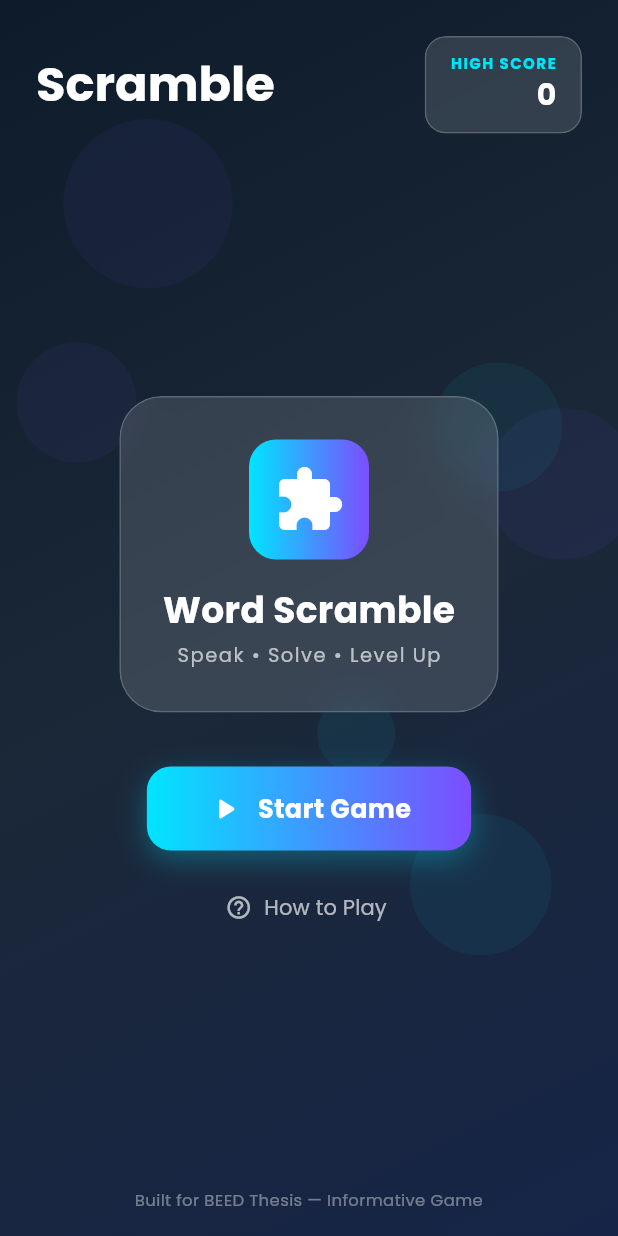
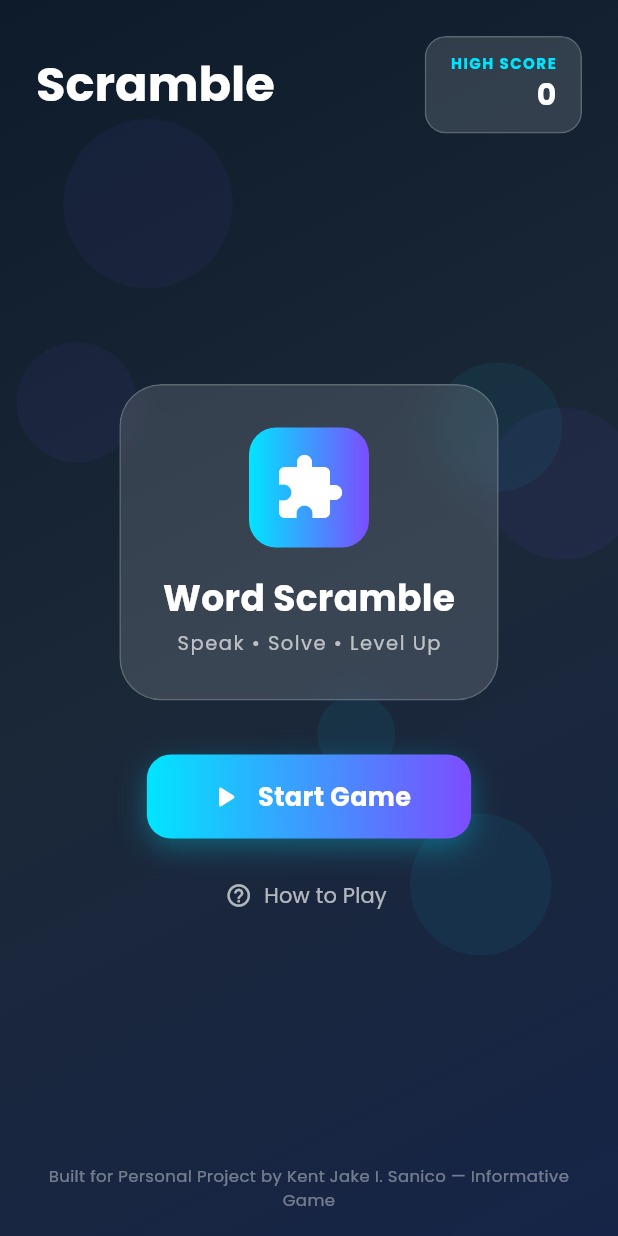
Before and after one commit to kinjik/Scramble-Game, a Flutter app: the screen it shows after launch, on a phone screen of 412 x 824 dp. Run offline on Flutter 3.47's test engine with Material 3 defaults, Android fonts, the phone set to English and light mode, and no system bars; drawn by our look-alikes of flutter_animate; our stand-ins replace audioplayers, confetti, flutter_tts, google_fonts, lottie, shared_preferences and 1 more; missing offline and left inert: fuzzywuzzy.

Commit message:
Add Info

```diff
--- a/lib/screens/home_screen.dart
+++ b/lib/screens/home_screen.dart
@@ -242,7 +242,7 @@ class _HomeScreenState extends State<HomeScreen> {
                     ),
                     const SizedBox(height: 8),
                     const Text(
-                      'Built for BEED Thesis — Informative Game',
+                      'Built for Personal Project by Kent Jake I. Sanico — Informative Game',
                       style:
                           TextStyle(color: AppColors.textMuted, fontSize: 11),
                       textAlign: TextAlign.center,
```
